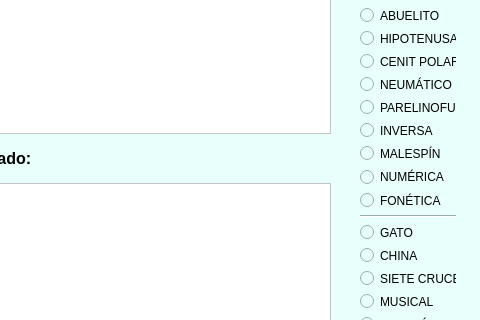
Above: GUI/Principal.ui from irefut/cifraClaves before the change; both pictures show x 120 to 600 and y 187 to 507 of the 600 by 588 pixel window. Below: the same form after it.
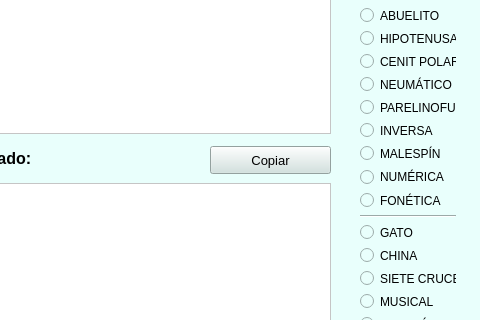
That is the form after the change. Icons and pictures are not drawn.

Commit message: Add botón para copiar el cifrado y avisos en los botones copiar y cerrar

The edit to the form file:
```diff
--- a/GUI/Principal.ui
+++ b/GUI/Principal.ui
@@ -405,6 +405,33 @@
 de clave</string>
     </property>
    </widget>
+   <widget class="QPushButton" name="boton_copiar">
+    <property name="geometry">
+     <rect>
+      <x>330</x>
+      <y>333</y>
+      <width>121</width>
+      <height>28</height>
+     </rect>
+    </property>
+    <property name="font">
+     <font>
+      <pointsize>10</pointsize>
+      <weight>50</weight>
+      <bold>false</bold>
+     </font>
+    </property>
+    <property name="toolTip">
+     <string>Copia el texto codificado para pegarlo en otro lado</string>
+    </property>
+    <property name="styleSheet">
+     <string notr="true">background-color: rgb(207, 226, 223);
+</string>
+    </property>
+    <property name="text">
+     <string>Copiar</string>
+    </property>
+   </widget>
   </widget>
   <widget class="QMenuBar" name="menubar">
    <property name="geometry">
```
The commit also changes 1 other file.
